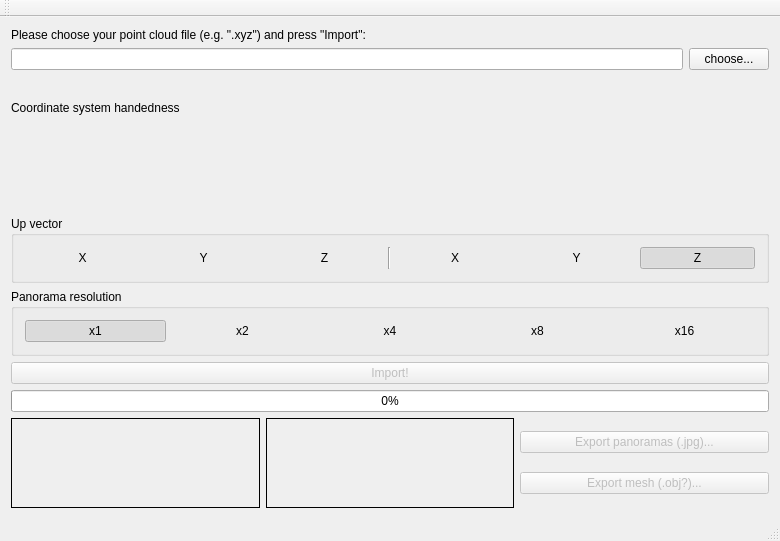
Qt form PointCloud2Blender/mainwindow.ui (GSORF/PointCloud2Blender) before a commit.
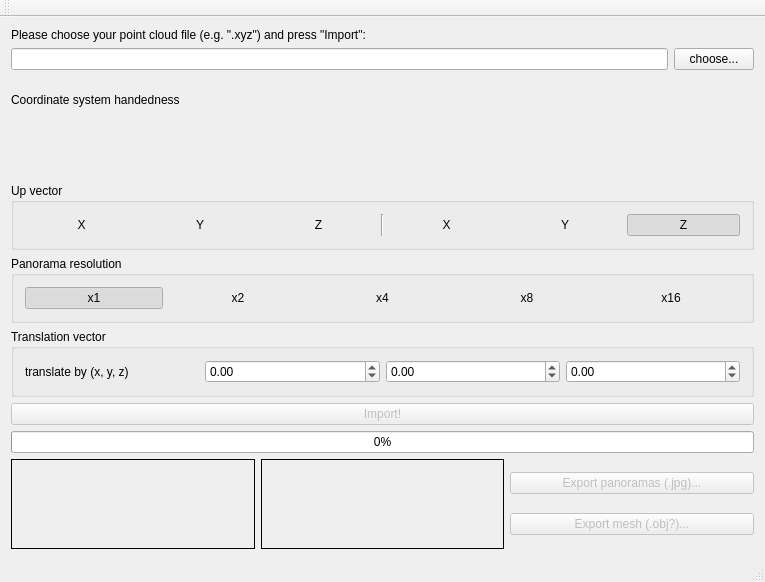
The same form after that commit. Icons and pictures are not drawn.

Commit message: Bugfix: Panorama size was not working due to missing SIGNAL/SLOT connection New Feature: Translation vector for data, that is not properly positioned

```diff
--- a/PointCloud2Blender/mainwindow.ui
+++ b/PointCloud2Blender/mainwindow.ui
@@ -6,8 +6,8 @@
    <rect>
     <x>0</x>
     <y>0</y>
-    <width>780</width>
-    <height>541</height>
+    <width>765</width>
+    <height>582</height>
    </rect>
   </property>
   <property name="windowTitle">
@@ -282,6 +282,52 @@
           </layout>
          </widget>
         </item>
+        <item>
+         <widget class="QGroupBox" name="gbTranslationVector">
+          <property name="title">
+           <string>Translation vector</string>
+          </property>
+          <layout class="QHBoxLayout" name="horizontalLayout_3">
+           <item>
+            <widget class="QLabel" name="lblTranslateByXYZ">
+             <property name="text">
+              <string>translate by (x, y, z)</string>
+             </property>
+            </widget>
+           </item>
+           <item>
+            <widget class="QDoubleSpinBox" name="sbTranslateX">
+             <property name="minimum">
+              <double>-500.000000000000000</double>
+             </property>
+             <property name="maximum">
+              <double>500.000000000000000</double>
+             </property>
+            </widget>
+           </item>
+           <item>
+            <widget class="QDoubleSpinBox" name="sbTranslateY">
+             <property name="minimum">
+              <double>-500.000000000000000</double>
+             </property>
+             <property name="maximum">
+              <double>500.000000000000000</double>
+             </property>
+            </widget>
+           </item>
+           <item>
+            <widget class="QDoubleSpinBox" name="sbTranslateZ">
+             <property name="minimum">
+              <double>-500.000000000000000</double>
+             </property>
+             <property name="maximum">
+              <double>500.000000000000000</double>
+             </property>
+            </widget>
+           </item>
+          </layout>
+         </widget>
+        </item>
        </layout>
       </item>
       <item>
```
Left out of the diff: 4 changed lines with no effect on the pictures. The commit also changes 4 other files.
